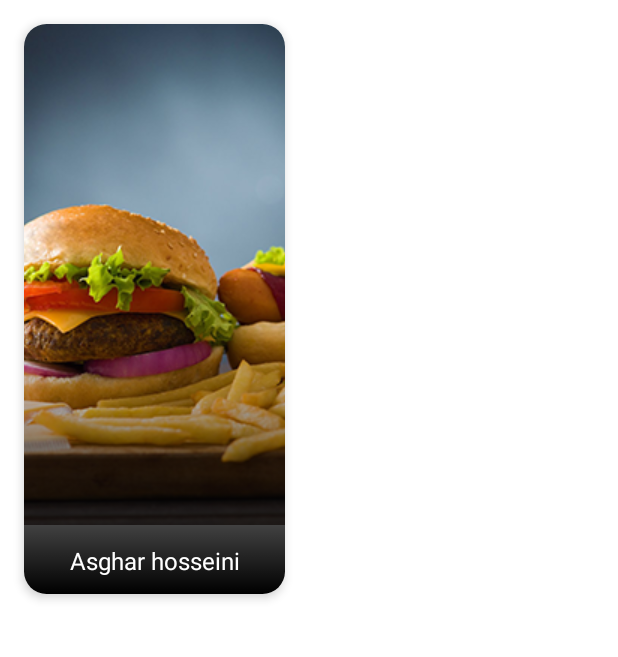
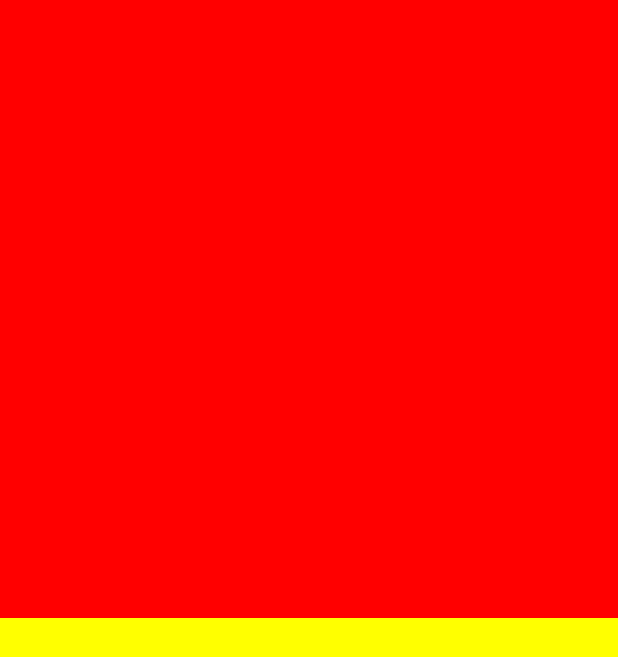
Before and after one commit to asgharhosseini/LearingCompose, an Android app built with Jetpack Compose: the screen it shows after launch (MainActivity), on a phone screen of 412 x 824 dp. Shown: the top 657 px of the screen. Run offline under Robolectric (Android 15) with nearby library versions, the phone set to English and light mode, and no system bars.

Commit message:
add colorbox

```diff
--- a/app/src/main/java/ir/ah/learingcompose/MainActivity.kt
+++ b/app/src/main/java/ir/ah/learingcompose/MainActivity.kt
@@ -7,7 +7,7 @@ import androidx.compose.foundation.*
 import androidx.compose.foundation.layout.*
 import androidx.compose.foundation.shape.*
 import androidx.compose.material.*
-import androidx.compose.runtime.Composable
+import androidx.compose.runtime.*
 import androidx.compose.ui.*
 import androidx.compose.ui.Modifier
 import androidx.compose.ui.graphics.*
@@ -19,27 +19,59 @@ import androidx.compose.ui.tooling.preview.Preview
 import androidx.compose.ui.unit.*
 import ir.ah.learingcompose.ui.theme.LearingComposeTheme
 import java.lang.reflect.*
+import kotlin.random.*
 
 class MainActivity : ComponentActivity() {
     override fun onCreate(savedInstanceState: Bundle?) {
         super.onCreate(savedInstanceState)
         setContent {
-            val painter = painterResource(id = R.drawable.food1)
-            val title = "Asghar hosseini"
-            val contentDescription = "Asghar hosseini"
 
-            Box(
-                modifier =
-                Modifier
-                    .fillMaxSize(0.5f)
-                    .padding(16.dp)
-            ) {
-                ImageCard(painter = painter, title = title, contentDescription = contentDescription)
+            Column(Modifier.fillMaxSize()) {
+                val color = remember {
+                    mutableStateOf(Color.Yellow)
+                }
+                ColorBox(modifier = Modifier
+                    .weight(1f)
+                    .fillMaxSize()){
+                    color.value=it
+                }
+                Box(modifier = Modifier
+                    .background(color.value)
+                    .weight(1f)
+                    .fillMaxSize()
+                    )
             }
+
+
 
         }
     }
 }
+
+@Composable
+fun ColorBox(
+    modifier: Modifier=Modifier,
+    colorUpdate:(Color)->Unit
+){
+    Box(
+        modifier = modifier
+            .background(Color.Red)
+            .clickable {
+                colorUpdate(
+                    Color(
+                        Random.nextFloat(),
+                        Random.nextFloat(),
+                        Random.nextFloat(),
+                        1f
+                    )
+                )
+
+            })
+
+}
+
+
+
 
 @Composable
 fun ImageCard(
```
